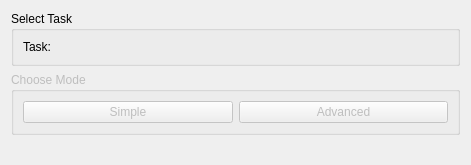
Qt form QTModules/EMSegment/Resources/UI/qSlicerEMSegmentDefineTaskPanel.ui (jcfr/Slicer3) before a commit.
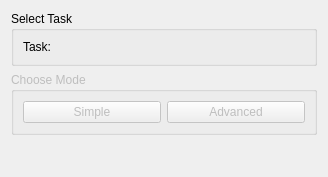
The same form after that commit. Custom widgets are drawn as their Qt base class.

Commit message: ENH: EMSegment - Use flat GroupBox in Panel

Diff of the .ui file:
```diff
--- a/QTModules/EMSegment/Resources/UI/qSlicerEMSegmentDefineTaskPanel.ui
+++ b/QTModules/EMSegment/Resources/UI/qSlicerEMSegmentDefineTaskPanel.ui
@@ -6,8 +6,8 @@
    <rect>
     <x>0</x>
     <y>0</y>
-    <width>471</width>
-    <height>165</height>
+    <width>328</width>
+    <height>177</height>
    </rect>
   </property>
   <property name="windowTitle">
@@ -15,14 +15,14 @@
   </property>
   <layout class="QVBoxLayout" name="verticalLayout">
    <item>
-    <widget class="ctkCollapsibleGroupBox" name="CollapsibleGroupBox">
+    <widget class="QGroupBox" name="SelectTaskGroupBox">
      <property name="title">
       <string>Select Task</string>
      </property>
-     <layout class="QFormLayout" name="formLayout">
-      <property name="fieldGrowthPolicy">
-       <enum>QFormLayout::AllNonFixedFieldsGrow</enum>
-      </property>
+     <property name="flat">
+      <bool>true</bool>
+     </property>
+     <layout class="QFormLayout" name="formLayout_2">
       <item row="0" column="0">
        <widget class="QLabel" name="label">
         <property name="text">
@@ -55,14 +55,17 @@
     </widget>
    </item>
    <item>
-    <widget class="ctkCollapsibleGroupBox" name="CollapsibleGroupBox_2">
+    <widget class="QGroupBox" name="ChooseModeGroupBox">
      <property name="enabled">
       <bool>false</bool>
      </property>
      <property name="title">
       <string>Choose Mode</string>
      </property>
-     <layout class="QHBoxLayout" name="horizontalLayout">
+     <property name="flat">
+      <bool>true</bool>
+     </property>
+     <layout class="QHBoxLayout" name="horizontalLayout_2">
       <item>
        <widget class="QPushButton" name="SimpleModeButton">
         <property name="text">
@@ -96,12 +99,6 @@
   </layout>
  </widget>
  <customwidgets>
-  <customwidget>
-   <class>ctkCollapsibleGroupBox</class>
-   <extends>QGroupBox</extends>
-   <header>ctkCollapsibleGroupBox.h</header>
-   <container>1</container>
-  </customwidget>
   <customwidget>
    <class>qMRMLNodeComboBox</class>
    <extends>QWidget</extends>
```
Left out of the diff: 16 changed lines with no effect on the pictures. The commit also changes 4 other files.
